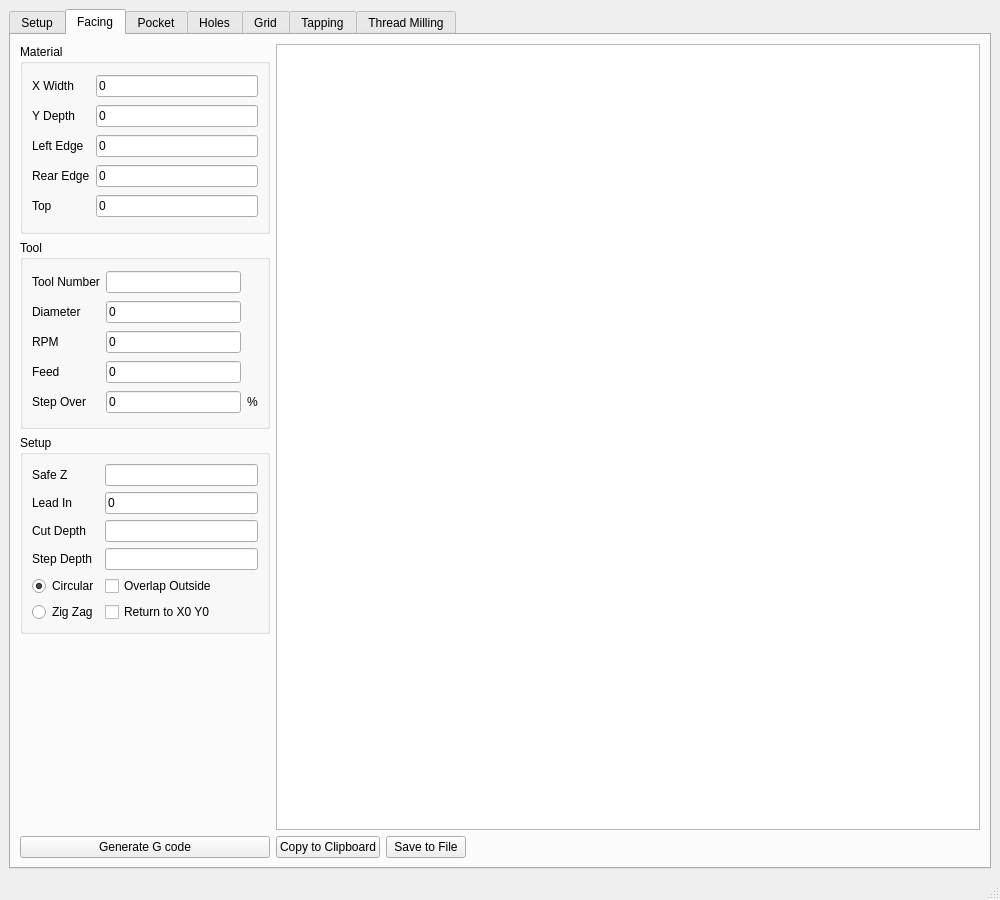
Old version of the form gcode/src/gcode.ui in the repository jethornton/gcode.
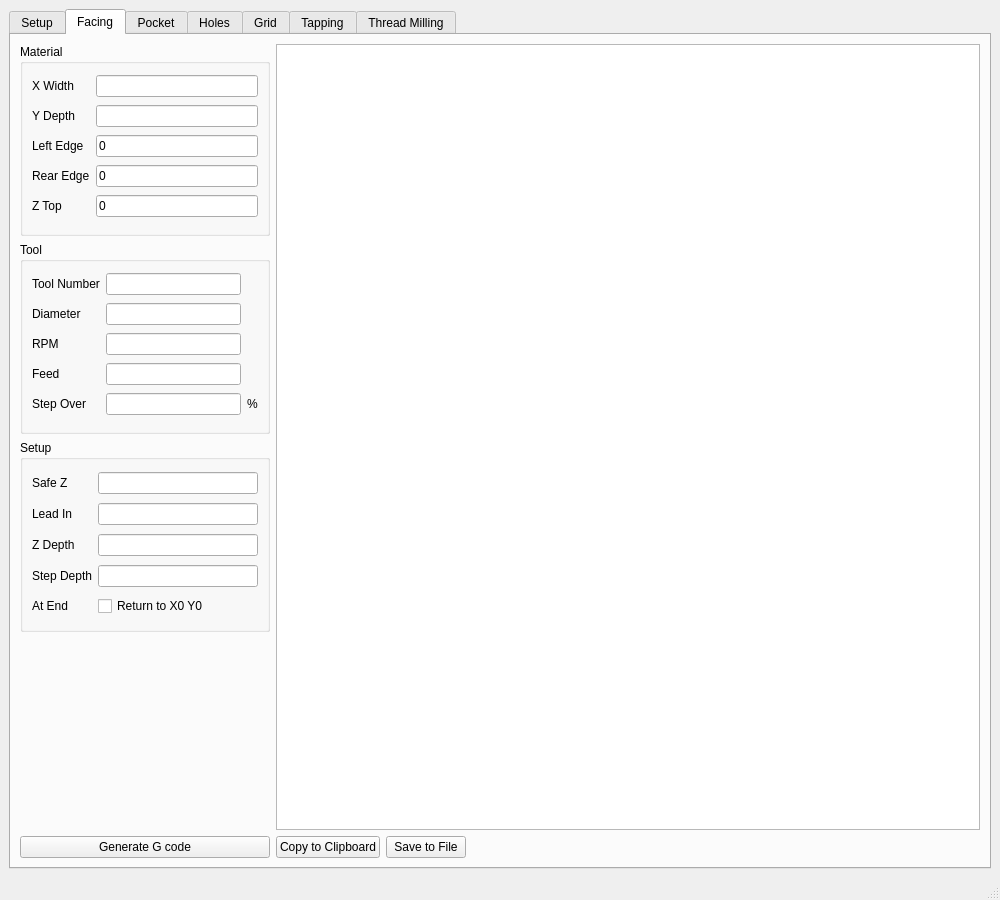
New version of the form. The open tabs and pages were chosen to show the change.

The edit to the form file:
```diff
--- a/gcode/src/gcode.ui
+++ b/gcode/src/gcode.ui
@@ -125,7 +125,7 @@
            <item row="0" column="1">
             <widget class="QLineEdit" name="faceWidthX">
              <property name="text">
-              <string>0</string>
+              <string/>
              </property>
              <property name="name" stdset="0">
               <string>X Width</string>
@@ -149,7 +149,7 @@
            <item row="1" column="1">
             <widget class="QLineEdit" name="faceDepthY">
              <property name="text">
-              <string>0</string>
+              <string/>
              </property>
              <property name="name" stdset="0">
               <string>Y Depth</string>
@@ -193,7 +193,7 @@
            <item row="4" column="0">
             <widget class="QLabel" name="label_9">
              <property name="text">
-              <string>Top</string>
+              <string>Z Top</string>
              </property>
             </widget>
            </item>
@@ -239,7 +239,7 @@
            <item row="1" column="1">
             <widget class="QLineEdit" name="faceToolDia">
              <property name="text">
-              <string>0</string>
+              <string/>
              </property>
              <property name="name" stdset="0">
               <string>Diameter</string>
@@ -263,7 +263,7 @@
            <item row="2" column="1">
             <widget class="QLineEdit" name="faceRPM">
              <property name="text">
-              <string>0</string>
+              <string/>
              </property>
              <property name="name" stdset="0">
               <string>RPM</string>
@@ -280,7 +280,7 @@
            <item row="3" column="1">
             <widget class="QLineEdit" name="faceFeed">
              <property name="text">
-              <string>0</string>
+              <string/>
              </property>
              <property name="name" stdset="0">
               <string>Feed</string>
@@ -290,7 +290,7 @@
            <item row="4" column="1">
             <widget class="QLineEdit" name="faceStep">
              <property name="text">
-              <string>0</string>
+              <string/>
              </property>
              <property name="name" stdset="0">
               <string>Step Over</string>
@@ -367,47 +367,20 @@
              </property>
             </widget>
            </item>
-           <item row="4" column="1">
-            <widget class="QCheckBox" name="checkBox">
-             <property name="text">
-              <string>Overlap Outside</string>
-             </property>
-            </widget>
-           </item>
            <item row="1" column="1">
             <widget class="QLineEdit" name="faceLeadIn">
              <property name="text">
-              <string>0</string>
+              <string/>
              </property>
              <property name="name" stdset="0">
               <string>Lead In</string>
              </property>
             </widget>
            </item>
-           <item row="6" column="0">
-            <widget class="QRadioButton" name="radioButton">
-             <property name="text">
-              <string>Zig Zag</string>
-             </property>
-             <property name="checked">
-              <bool>false</bool>
-             </property>
-            </widget>
-           </item>
-           <item row="4" column="0">
-            <widget class="QRadioButton" name="radioButton_2">
-             <property name="text">
-              <string>Circular</string>
-             </property>
-             <property name="checked">
-              <bool>true</bool>
-             </property>
-            </widget>
-           </item>
            <item row="2" column="0">
             <widget class="QLabel" name="label_12">
              <property name="text">
-              <string>Cut Depth</string>
+              <string>Z Depth</string>
              </property>
             </widget>
            </item>
@@ -435,13 +408,20 @@
            <item row="0" column="1">
             <widget class="QLineEdit" name="faceSafeZ"/>
            </item>
-           <item row="6" column="1">
+           <item row="5" column="1">
             <widget class="QCheckBox" name="returnX0Y0CB">
              <property name="text">
               <string>Return to X0 Y0</string>
              </property>
             </widget>
            </item>
+           <item row="5" column="0">
+            <widget class="QLabel" name="label_31">
+             <property name="text">
+              <string>At End</string>
+             </property>
+            </widget>
+           </item>
           </layout>
          </widget>
         </item>
```
Left out of the diff: 16 changed lines with no effect on the pictures.
